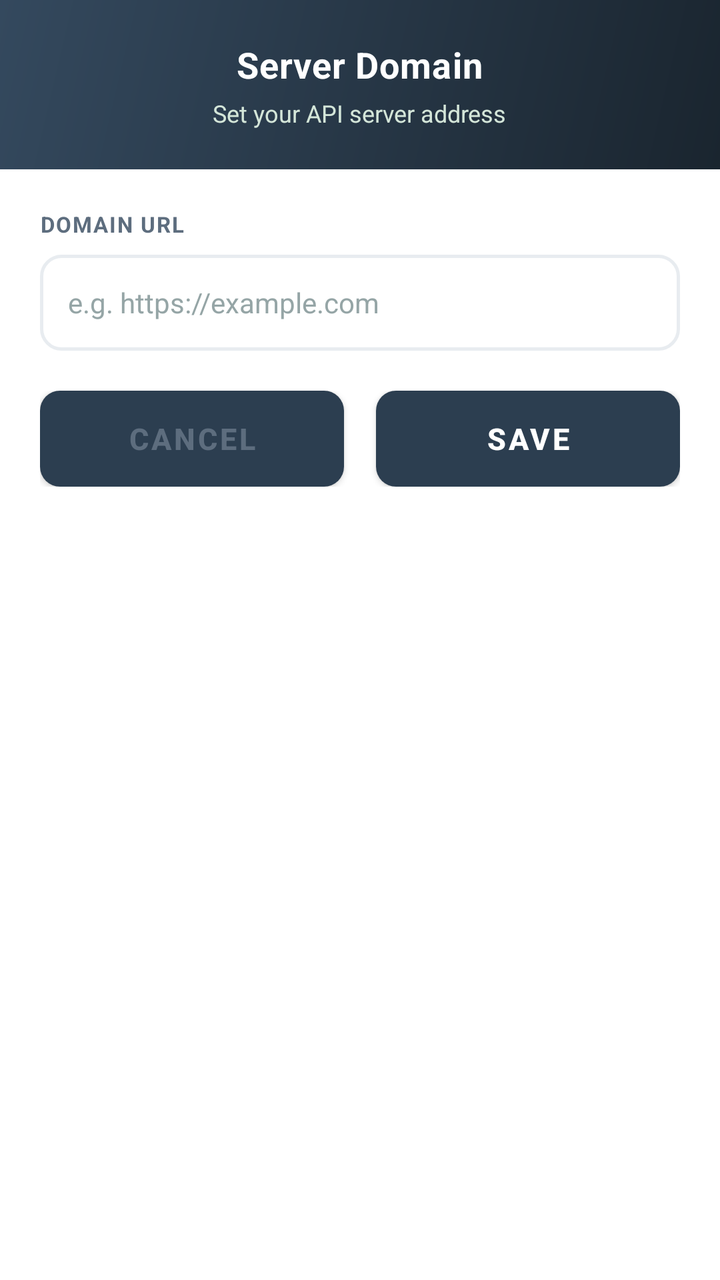
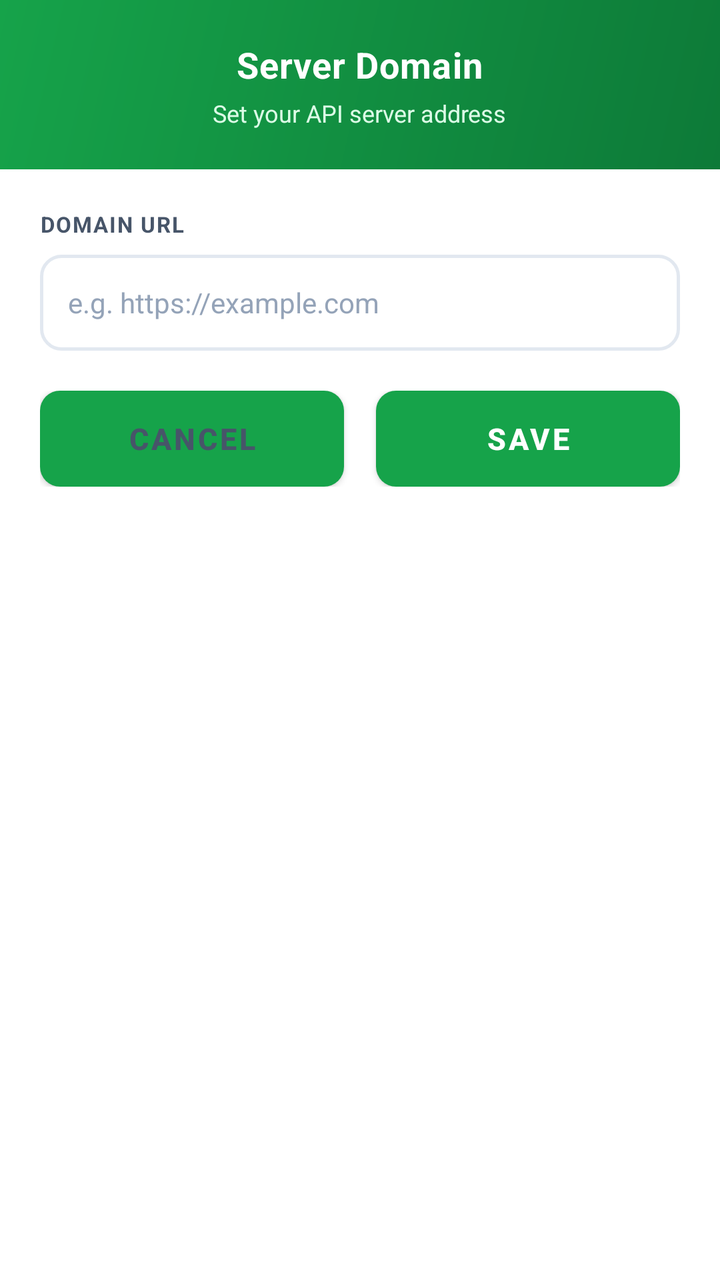

The first picture is an Android layout as it rendered before a commit; the second is the same layout after the commit. The layout source and the unified diff follow.
<!-- AndroidManifest.xml: application theme AppTheme -->
<!-- res/layout/dialog_domain_edit.xml -->
<?xml version="1.0" encoding="utf-8"?>
<LinearLayout xmlns:android="http://schemas.android.com/apk/res/android"
    android:layout_width="match_parent"
    android:layout_height="wrap_content"
    android:orientation="vertical"
    android:background="@color/surface">

    
    <LinearLayout
        android:layout_width="match_parent"
        android:layout_height="wrap_content"
        android:orientation="vertical"
        android:background="@drawable/bg_gradient_header"
        android:paddingTop="20dp"
        android:paddingBottom="20dp"
        android:paddingStart="20dp"
        android:paddingEnd="20dp"
        android:gravity="center">

        <TextView
            android:layout_width="wrap_content"
            android:layout_height="wrap_content"
            android:text="Server Domain"
            android:textStyle="bold"
            android:textSize="18sp"
            android:textColor="#FFFFFF"
            android:letterSpacing="0.02"/>

        <TextView
            android:layout_width="wrap_content"
            android:layout_height="wrap_content"
            android:text="Set your API server address"
            android:textSize="12sp"
            android:textColor="@color/teal_light"
            android:layout_marginTop="4dp"/>

    </LinearLayout>

    
    <LinearLayout
        android:layout_width="match_parent"
        android:layout_height="wrap_content"
        android:orientation="vertical"
        android:padding="20dp">

        <TextView
            android:layout_width="match_parent"
            android:layout_height="wrap_content"
            android:text="DOMAIN URL"
            android:textSize="11sp"
            android:textColor="@color/text_secondary"
            android:textStyle="bold"
            android:letterSpacing="0.06"
            android:layout_marginBottom="8dp"/>

        <EditText
            android:id="@+id/dialogDomainEt"
            android:layout_width="match_parent"
            android:layout_height="48dp"
            android:hint="e.g. https://example.com"
            android:inputType="textUri"
            android:paddingStart="14dp"
            android:paddingEnd="14dp"
            android:textSize="14sp"
            android:textColor="@color/text_primary"
            android:textColorHint="@color/text_hint"
            android:background="@drawable/bg_rounded_input"
            android:layout_marginBottom="20dp"/>

        <LinearLayout
            android:layout_width="match_parent"
            android:layout_height="wrap_content"
            android:orientation="horizontal">

            <Button
                android:id="@+id/dialogDomainCancelBtn"
                android:layout_width="0dp"
                android:layout_height="48dp"
                android:layout_weight="1"
                android:text="Cancel"
                android:textColor="@color/text_secondary"
                android:textSize="15sp"
                android:textStyle="bold"
                android:background="@drawable/bg_btn_cancel"
                android:layout_marginEnd="8dp"
                android:insetTop="0dp"
                android:insetBottom="0dp"/>

            <Button
                android:id="@+id/dialogDomainSaveBtn"
                android:layout_width="0dp"
                android:layout_height="48dp"
                android:layout_weight="1"
                android:text="Save"
                android:textColor="#FFFFFF"
                android:textSize="15sp"
                android:textStyle="bold"
                android:background="@drawable/bg_btn_confirm"
                android:layout_marginStart="8dp"
                android:insetTop="0dp"
                android:insetBottom="0dp"/>

        </LinearLayout>
    </LinearLayout>
</LinearLayout>
<!-- resources referenced by this layout -->
<resources>
  <color name="surface">#FFFFFF</color>
  <color name="teal_light">#D4E6D9</color>
  <color name="text_hint">#95A5A6</color>
  <color name="text_primary">#1A252F</color>
  <color name="text_secondary">#5D6D7E</color>
  <!-- drawable bg_btn_cancel (drawable) -->
  <?xml version="1.0" encoding="utf-8"?>
  <shape xmlns:android="http://schemas.android.com/apk/res/android">
      <corners android:radius="10dp"/>
      <solid android:color="#F3F4F6"/>
  </shape>
  <!-- drawable bg_btn_confirm (drawable) -->
  <?xml version="1.0" encoding="utf-8"?>
  <shape xmlns:android="http://schemas.android.com/apk/res/android">
      <corners android:radius="10dp"/>
      <gradient
          android:startColor="@color/teal_primary"
          android:endColor="#00695C"
          android:angle="90"/>
  </shape>
  <!-- drawable bg_gradient_header (drawable) -->
  <?xml version="1.0" encoding="utf-8"?>
  <shape xmlns:android="http://schemas.android.com/apk/res/android">
      <gradient
          android:startColor="@color/header_start"
          android:endColor="@color/header_end"
          android:angle="135"
          android:type="linear"/>
  </shape>
  <!-- drawable bg_rounded_input (drawable) -->
  <?xml version="1.0" encoding="utf-8"?>
  <shape xmlns:android="http://schemas.android.com/apk/res/android">
      <corners android:radius="10dp"/>
      <stroke android:color="@color/divider" android:width="1.5dp"/>
      <solid android:color="@color/surface"/>
  </shape>
  <style name="AppTheme" parent="Theme.MaterialComponents.Light.DarkActionBar">
          <item name="colorPrimary">@color/colorPrimary</item>
          <item name="colorPrimaryDark">@color/colorPrimaryDark</item>
          <item name="colorAccent">@color/colorAccent</item>
          <item name="android:windowBackground">@color/bg_screen</item>
          <item name="android:statusBarColor">@color/colorPrimaryDark</item>
          <item name="elevationOverlayEnabled">true</item>
      </style>
  <color name="teal_primary">#82A98D</color>
  <color name="header_start">#1A252F</color>
  <color name="header_end">#34495E</color>
  <color name="divider">#E8ECF0</color>
  <color name="colorPrimary">#2C3E50</color>
  <color name="colorPrimaryDark">#1A252F</color>
  <color name="colorAccent">#82A98D</color>
  <color name="bg_screen">#F8FAFB</color>
</resources>

<!-- the commit's change to res/layout/dialog_domain_edit.xml (unified diff, before → after) -->
@@ -3,7 +3,7 @@
     android:layout_width="match_parent"
     android:layout_height="wrap_content"
     android:orientation="vertical"
-    android:background="@color/surface">
+    android:background="?attr/colorSurface">
 
     
     <LinearLayout
@@ -62,7 +62,7 @@
             android:paddingStart="14dp"
             android:paddingEnd="14dp"
             android:textSize="14sp"
-            android:textColor="@color/text_primary"
+            android:textColor="?attr/colorOnSurface"
             android:textColorHint="@color/text_hint"
             android:background="@drawable/bg_rounded_input"
             android:layout_marginBottom="20dp"/>
<!-- resource entries referenced after the edit -->
@@ -1,10 +1,9 @@
 <!-- resources referenced by this layout -->
 <resources>
   <color name="surface">#FFFFFF</color>
-  <color name="teal_light">#D4E6D9</color>
-  <color name="text_hint">#95A5A6</color>
-  <color name="text_primary">#1A252F</color>
-  <color name="text_secondary">#5D6D7E</color>
+  <color name="teal_light">#DCFCE7</color>
+  <color name="text_hint">#94A3B8</color>
+  <color name="text_secondary">#475569</color>
   <!-- drawable bg_btn_cancel (drawable) -->
   <?xml version="1.0" encoding="utf-8"?>
   <shape xmlns:android="http://schemas.android.com/apk/res/android">
@@ -43,14 +42,18 @@
           <item name="android:windowBackground">@color/bg_screen</item>
           <item name="android:statusBarColor">@color/colorPrimaryDark</item>
           <item name="elevationOverlayEnabled">true</item>
+          <item name="actionMenuTextColor">@android:color/white</item>
+          <item name="android:actionMenuTextColor">@android:color/white</item>
+          <item name="colorControlNormal">@android:color/white</item>
+          <item name="android:textColorPrimary">@android:color/white</item>
       </style>
-  <color name="teal_primary">#82A98D</color>
-  <color name="header_start">#1A252F</color>
-  <color name="header_end">#34495E</color>
-  <color name="divider">#E8ECF0</color>
-  <color name="colorPrimary">#2C3E50</color>
-  <color name="colorPrimaryDark">#1A252F</color>
-  <color name="colorAccent">#82A98D</color>
-  <color name="bg_screen">#F8FAFB</color>
+  <color name="teal_primary">#22C55E</color>
+  <color name="header_start">#0D7A38</color>
+  <color name="header_end">#16A34A</color>
+  <color name="divider">#E2E8F0</color>
+  <color name="colorPrimary">#16A34A</color>
+  <color name="colorPrimaryDark">#0D7A38</color>
+  <color name="colorAccent">#22C55E</color>
+  <color name="bg_screen">#F8FAFC</color>
 </resources>
 
